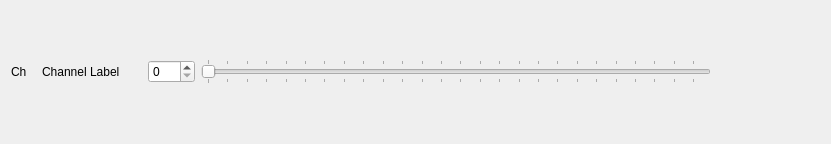
Before: the Qt Designer form channel-slider/customlistitem.ui in kublasean/RecyclerViewQt, drawn with Qt 5.
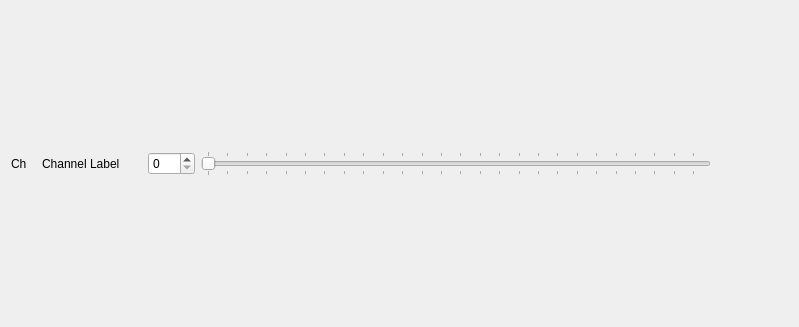
After: the same form once the commit is applied.

```diff
--- a/channel-slider/customlistitem.ui
+++ b/channel-slider/customlistitem.ui
@@ -6,10 +6,22 @@
    <rect>
     <x>0</x>
     <y>0</y>
-    <width>831</width>
-    <height>144</height>
+    <width>799</width>
+    <height>327</height>
    </rect>
   </property>
+  <property name="sizePolicy">
+   <sizepolicy hsizetype="Preferred" vsizetype="Preferred">
+    <horstretch>0</horstretch>
+    <verstretch>0</verstretch>
+   </sizepolicy>
+  </property>
+  <property name="minimumSize">
+   <size>
+    <width>0</width>
+    <height>0</height>
+   </size>
+  </property>
   <property name="windowTitle">
    <string>Form</string>
   </property>
@@ -50,6 +62,9 @@
      <property name="text">
       <string>Channel Label</string>
      </property>
+     <property name="alignment">
+      <set>Qt::AlignLeading|Qt::AlignLeft|Qt::AlignVCenter</set>
+     </property>
      <property name="wordWrap">
       <bool>true</bool>
      </property>
```
